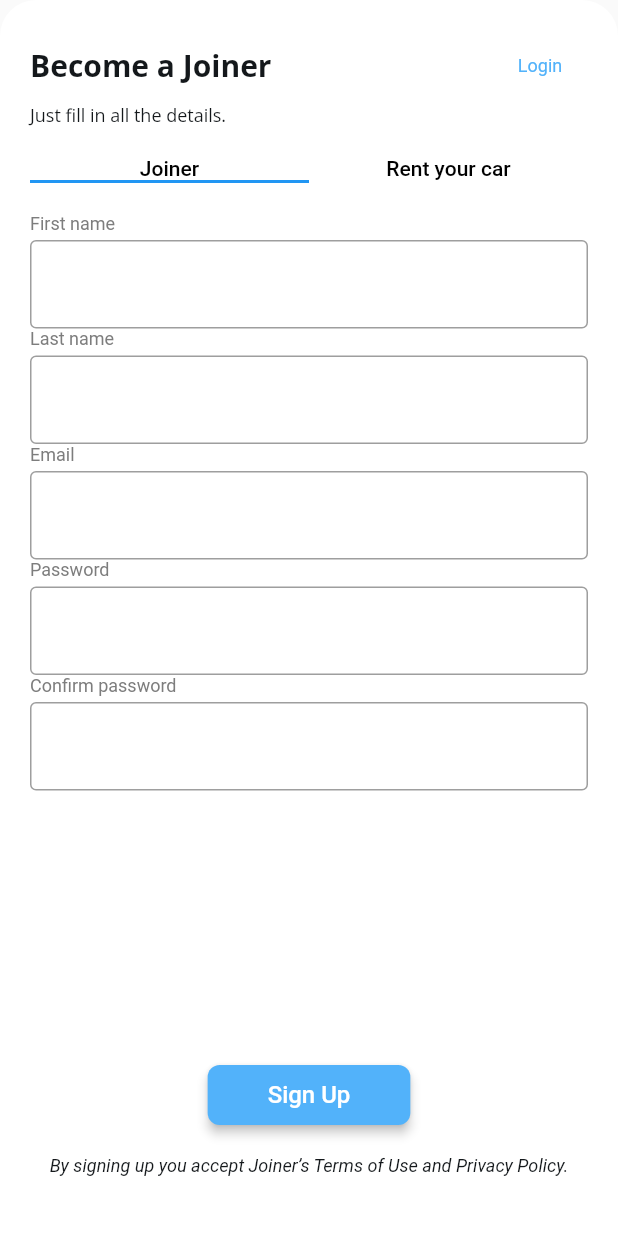
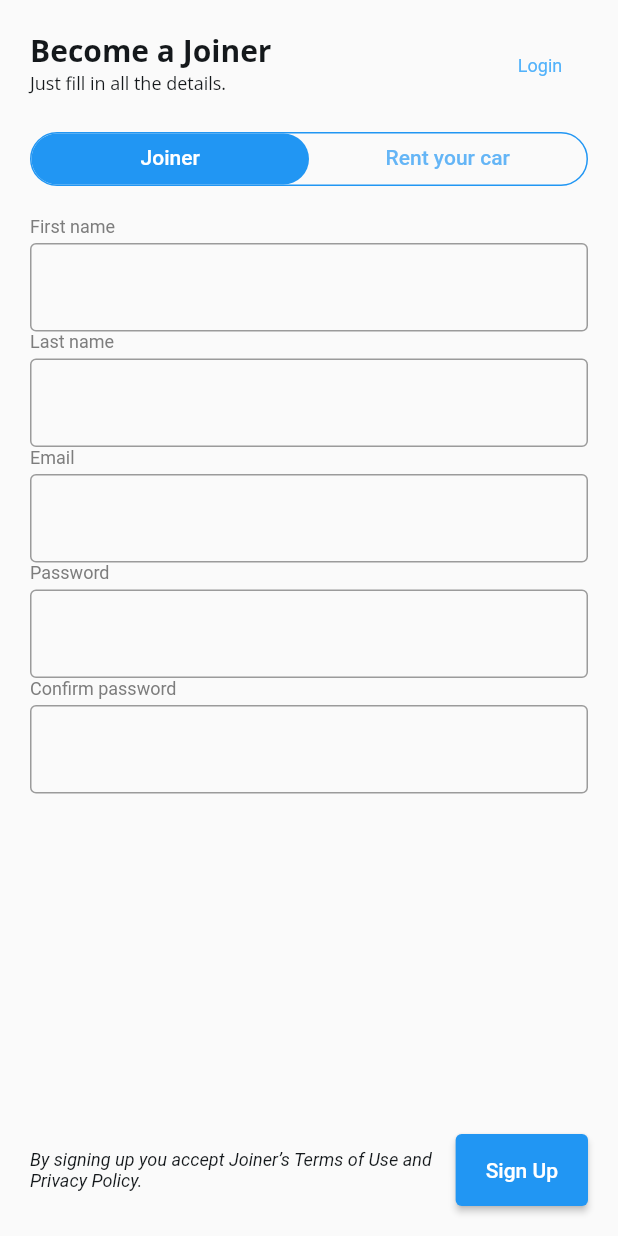
Before and after one commit to igotjulius/joiner_2, a Flutter app: the SignUpPageWidget screen opened by its route, on a phone screen of 412 x 824 dp. Run offline on Flutter 3.47's test engine with Material 2 defaults, Android fonts, the phone set to English and light mode, and no system bars; drawn by our look-alikes of auto_size_text; our stand-ins replace cached_network_image, dio, dropdown_button2, file_picker, firebase_core, firebase_storage and 9 more; missing offline and left inert: json_path; accounts and stored records are empty; generated files the repository leaves out were written again; Roboto replaces fonts that are missing (Roboto Flex).

Commit message:
Error visual feedback for invalid inputs

```diff
--- a/lib/components/user/add_budget_model.dart
+++ b/lib/components/user/add_budget_model.dart
@@ -4,9 +4,9 @@ import 'package:joiner_1/controllers/user_controller.dart';
 
 class AddBudgetModel extends FlutterFlowModel {
   TextEditingController? labelController;
-  String? Function(BuildContext, String?)? labelValidator;
+  String? Function(String?)? labelValidator;
   TextEditingController? amountController;
-  String? Function(BuildContext, String?)? amountValidator;
+  String? Function(String?)? amountValidator;
 
   @override
   void dispose() {
--- a/lib/pages/shared_pages/sign_up_page/sign_up_widget.dart
+++ b/lib/pages/shared_pages/sign_up_page/sign_up_widget.dart
@@ -15,6 +15,7 @@ class SignUpPageWidget extends StatefulWidget {
 
 class _SignUpPageWidgetState extends State<SignUpPageWidget>
     with TickerProviderStateMixin {
+  GlobalKey<FormState> formKey = GlobalKey<FormState>();
   late SignUpPageModel _model;
 
   @override
@@ -29,51 +30,25 @@ class _SignUpPageWidgetState extends State<SignUpPageWidget>
     return Scaffold(
       body: Container(
         height: MediaQuery.of(context).size.height,
-        decoration: BoxDecoration(
-          color: FlutterFlowTheme.of(context).secondaryBackground,
-          borderRadius: BorderRadius.only(
-            bottomLeft: Radius.circular(0.0),
-            bottomRight: Radius.circular(0.0),
-            topLeft: Radius.circular(24.0),
-            topRight: Radius.circular(24.0),
-          ),
-        ),
         child: Padding(
-          padding: EdgeInsetsDirectional.fromSTEB(20.0, 20.0, 20.0, 20.0),
+          padding: EdgeInsetsDirectional.all(20),
           child: Column(
-            children: [
-              Align(
-                alignment: Alignment.centerLeft,
-                child: Column(
-                  crossAxisAlignment: CrossAxisAlignment.start,
             children: [
               Row(
                 mainAxisAlignment: MainAxisAlignment.spaceBetween,
+                crossAxisAlignment: CrossAxisAlignment.start,
+                children: [
+                  Column(
+                    crossAxisAlignment: CrossAxisAlignment.start,
                     children: [
                       Text(
                         'Become a Joiner',
-                          style: FlutterFlowTheme.of(context)
-                              .headlineSmall
-                              .override(
+                        style:
+                            FlutterFlowTheme.of(context).headlineSmall.override(
                                   fontFamily: 'Open Sans',
                                   fontSize: 20.0,
                                   fontWeight: FontWeight.bold,
                                 ),
-                        ),
-                        TextButton(
-                          child: Text(
-                            'Login',
-                            style: FlutterFlowTheme.of(context)
-                                .bodyMedium
-                                .copyWith(
-                                  color: FlutterFlowTheme.of(context).primary,
-                                ),
-                          ),
-                          onPressed: () {
-                            context.goNamed('Login');
-                          },
-                        ),
-                      ],
                       ),
                       Text(
                         'Just fill in all the details.',
@@ -86,8 +61,36 @@ class _SignUpPageWidgetState extends State<SignUpPageWidget>
                       ),
                     ],
                   ),
+                  TextButton(
+                    child: Text(
+                      'Login',
+                      style: FlutterFlowTheme.of(context).bodyMedium.copyWith(
+                            color: FlutterFlowTheme.of(context).primary,
                           ),
-              TabBar(
+                    ),
+                    onPressed: () {
+                      context.goNamed('Login');
+                    },
+                  ),
+                ],
+              ),
+              Container(
+                clipBehavior: Clip.antiAlias,
+                decoration: BoxDecoration(
+                  borderRadius: BorderRadius.circular(20),
+                  border: Border.all(
+                    color: Colors.blue,
+                  ),
+                ),
+                child: TabBar(
+                  splashBorderRadius: BorderRadius.circular(20),
+                  labelPadding: EdgeInsets.symmetric(vertical: 8),
+                  labelColor: Colors.white,
+                  unselectedLabelColor: Colors.blue[300],
+                  indicator: BoxDecoration(
+                    color: Colors.blue,
+                    borderRadius: BorderRadius.circular(20),
+                  ),
                   controller: _model.tabController,
                   onTap: (value) {
                     _model.tabController?.index = value;
@@ -95,17 +98,12 @@ class _SignUpPageWidgetState extends State<SignUpPageWidget>
                   tabs: [
                     Text(
                       'Joiner',
-                    style: TextStyle(
-                      color: Colors.black,
-                    ),
                     ),
                     Text(
                       'Rent your car',
-                    style: TextStyle(
-                      color: Colors.black,
-                    ),
                     ),
                   ],
+                ),
               ),
               Expanded(
                 child: TabBarView(
@@ -113,7 +111,9 @@ class _SignUpPageWidgetState extends State<SignUpPageWidget>
                   children: [
                     wrapWithModel(
                       model: _model.userModel,
-                      child: UserSignUpMole(),
+                      child: UserSignUpMole(
+                        formKey: formKey,
+                      ),
                       updateCallback: () => setState(() {}),
                     ),
                     wrapWithModel(
@@ -124,16 +124,98 @@ class _SignUpPageWidgetState extends State<SignUpPageWidget>
                   ],
                 ),
               ),
-              FFButtonWidget(
+              Row(
+                mainAxisAlignment: MainAxisAlignment.spaceBetween,
+                children: [
+                  Flexible(
+                    child: Text(
+                      'By signing up you accept Joiner’s Terms of Use and Privacy Policy.',
+                      style: FlutterFlowTheme.of(context).bodyMedium.override(
+                            fontFamily: 'Roboto Flex',
+                            fontSize: 12.0,
+                            fontStyle: FontStyle.italic,
+                          ),
+                    ),
+                  ),
+                  ElevatedButton(
+                    style: ElevatedButton.styleFrom(
+                      padding: EdgeInsets.fromLTRB(20, 16, 20, 16),
+                    ),
                     onPressed: () {
-                  _model.signUp();
+                      if (formKey.currentState!.validate()) {
+                        ScaffoldMessenger.of(context).showSnackBar(
+                          SnackBar(
+                            backgroundColor: Colors.transparent,
+                            behavior: SnackBarBehavior.floating,
+                            elevation: 4,
+                            padding: EdgeInsets.zero,
+                            content: ClipPath(
+                              clipper: ShapeBorderClipper(
+                                shape: ContinuousRectangleBorder(
+                                  borderRadius: BorderRadius.circular(20),
+                                ),
+                              ),
+                              child: Container(
+                                height: 56,
+                                decoration: BoxDecoration(
+                                  color: Colors.green[600],
+                                ),
+                                child: Center(child: Text('Form submitted')),
+                              ),
+                            ),
+                          ),
+                        );
+                        // _model.signUp();
+                      }
+                    },
+                    child: Text('Sign Up'),
+                  ),
+                ],
+              ),
+            ].divide(SizedBox(
+              height: 20,
+            )),
+          ),
+        ),
+      ),
+    );
+  }
+
+  FFButtonWidget newMethod(BuildContext context) {
+    return FFButtonWidget(
+      onPressed: () {
+        FocusManager.instance.primaryFocus?.unfocus();
+        if (formKey.currentState!.validate()) {
+          ScaffoldMessenger.of(context).showSnackBar(
+            SnackBar(
+              backgroundColor: Colors.transparent,
+              behavior: SnackBarBehavior.floating,
+              elevation: 4,
+              padding: EdgeInsets.zero,
+              content: ClipPath(
+                clipper: ShapeBorderClipper(
+                  shape: ContinuousRectangleBorder(
+                    borderRadius: BorderRadius.circular(20),
+                  ),
+                ),
+                child: Container(
+                  height: 56,
+                  decoration: BoxDecoration(
+                    color: Colors.green[600],
+                  ),
+                  child: Center(child: Text('Form submitted')),
+                ),
+              ),
+            ),
+          );
+          // _model.signUp();
+        }
       },
       text: 'Sign Up',
       options: FFButtonOptions(
         height: 40.0,
         padding: EdgeInsetsDirectional.fromSTEB(40.0, 0.0, 40.0, 0.0),
-                  iconPadding:
-                      EdgeInsetsDirectional.fromSTEB(0.0, 0.0, 0.0, 0.0),
+        iconPadding: EdgeInsetsDirectional.fromSTEB(0.0, 0.0, 0.0, 0.0),
         color: FlutterFlowTheme.of(context).primary,
         textStyle: FlutterFlowTheme.of(context).titleSmall.override(
               fontFamily: 'Roboto Flex',
@@ -146,19 +228,6 @@ class _SignUpPageWidgetState extends State<SignUpPageWidget>
         ),
         borderRadius: BorderRadius.circular(8.0),
       ),
-              ),
-              Text(
-                'By signing up you accept Joiner’s Terms of Use and Privacy Policy.',
-                style: FlutterFlowTheme.of(context).bodyMedium.override(
-                      fontFamily: 'Roboto Flex',
-                      fontSize: 12.0,
-                      fontStyle: FontStyle.italic,
-                    ),
-              ),
-            ].divide(SizedBox(height: 20.0)).addToEnd(SizedBox(height: 20.0)),
-          ),
-        ),
-      ),
     );
   }
 }
--- a/lib/widgets/atoms/text_input.dart
+++ b/lib/widgets/atoms/text_input.dart
@@ -1,13 +1,12 @@
 import 'package:flutter/material.dart';
 import 'package:flutter/services.dart';
-import 'package:joiner_1/flutter_flow/flutter_flow_model.dart';
 import 'package:joiner_1/flutter_flow/flutter_flow_theme.dart';
 
 class CustomTextInput extends StatefulWidget {
   final String? initialValue;
   final String label;
   final TextEditingController? controller;
-  final String? Function(BuildContext, String?)? validator;
+  final String? Function(String?)? validator;
   final TextInputType? keyboardType;
   final TextInputFormatter inputFormatters;
   final bool enabled;
@@ -52,7 +51,7 @@ class _CustomTextInputState extends State<CustomTextInput> {
             TextFormField(
               initialValue: widget.initialValue,
               controller: widget.controller,
-              validator: widget.validator.asValidator(context),
+              validator: widget.validator,
               keyboardType: widget.keyboardType,
               enabled: widget.enabled,
               obscureText: widget.obscureText,
@@ -61,6 +60,11 @@ class _CustomTextInputState extends State<CustomTextInput> {
               ],
               decoration: InputDecoration(
                 border: OutlineInputBorder(),
+                errorBorder: OutlineInputBorder(
+                  borderSide: BorderSide(
+                    color: Colors.redAccent,
+                  ),
+                ),
               ),
             ),
           ],
--- a/lib/widgets/molecules/user_sign_up_mole.dart
+++ b/lib/widgets/molecules/user_sign_up_mole.dart
@@ -3,7 +3,8 @@ import 'package:joiner_1/flutter_flow/flutter_flow_model.dart';
 import 'package:joiner_1/widgets/atoms/text_input.dart';
 
 class UserSignUpMole extends StatefulWidget {
-  const UserSignUpMole({super.key});
+  final GlobalKey<FormState> formKey;
+  UserSignUpMole({super.key, required this.formKey});
 
   @override
   State<UserSignUpMole> createState() => _UserSignUpMoleState();
@@ -20,33 +21,42 @@ class _UserSignUpMoleState extends State<UserSignUpMole> {
 
   @override
   Widget build(BuildContext context) {
-    return SingleChildScrollView(
-      child: Container(
+    return Container(
+      child: Form(
+        key: widget.formKey,
+        child: SingleChildScrollView(
           child: Column(
+            mainAxisSize: MainAxisSize.min,
             children: [
               CustomTextInput(
                 label: 'First name',
                 controller: _model.fNameController,
+                validator: _model.checkEmpty,
               ),
               CustomTextInput(
                 label: 'Last name',
                 controller: _model.lNameController,
+                validator: _model.checkEmpty,
               ),
               CustomTextInput(
                 label: 'Email',
                 controller: _model.emailController,
+                validator: _model.validateEmail,
               ),
               CustomTextInput(
                 label: 'Password',
                 controller: _model.passwordController,
                 obscureText: true,
+                validator: _model.checkEmpty,
               ),
               CustomTextInput(
                 label: 'Confirm password',
                 controller: _model.confirmPassController,
                 obscureText: true,
+                validator: _model.confirmPassword,
               ),
             ],
+          ),
         ),
       ),
     );
@@ -71,4 +81,29 @@ class UserSignUpMoleModel extends FlutterFlowModel {
 
   @override
   void dispose() {}
+
+  String? checkEmpty(String? value) {
+    if (value == null || value.trim().isEmpty)
+      return 'Field should not be empty';
+    else
+      return null;
   }
+
+  String? confirmPassword(String? value) {
+    final trimmed = checkEmpty(value);
+    if (trimmed != null) return trimmed;
+    if (value != passwordController?.text) return 'Passwords don\'t match';
+    return null;
+  }
+
+  String? validateEmail(String? value) {
+    final trimmed = checkEmpty(value);
+    if (trimmed != null) return trimmed;
+    if (RegExp(
+            r'^(([^<>()[\]\\.,;:\s@\"]+(\.[^<>()[\]\\.,;:\s@\"]+)*)|(\".+\"))@((\[[0-9]{1,3}\.[0-9]{1,3}\.[0-9]{1,3}\.[0-9]{1,3}\])|(([a-zA-Z\-0-9]+\.)+[a-zA-Z]{2,}))$')
+        .hasMatch(value!))
+      return null;
+    else
+      return 'Email address is not supported.';
+  }
+}
```
Also changed, not shown: lib/components/cra/add_car_model.dart (+5 -5 lines), lib/components/user/sign_up_form_model.dart (deleted, +0 -41 lines), lib/components/user/sign_up_form_widget.dart (deleted, +0 -215 lines), lib/pages/cra/earnings/earnings_model.dart (+5 -11 lines), lib/pages/user/lobbies/lobby_creation/lobby_creation_model.dart (+4 -4 lines). Lines whose indentation alone changed are shown as unchanged.
